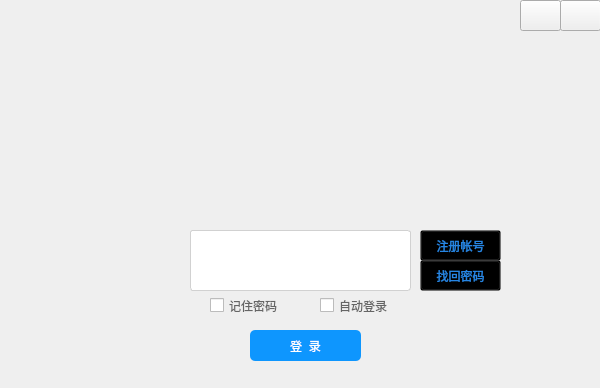
Old version of the form PatternKnowledgeEducationSystem/login.ui in the repository JosanSun/NewGenerationNetworkEducation.
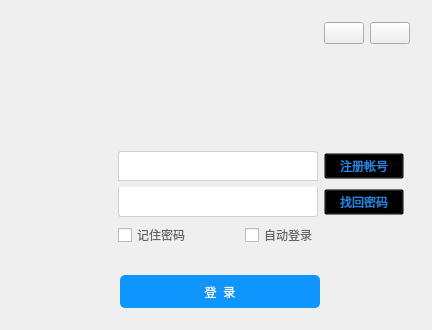
New version of the form. Icons and pictures are not drawn.

Commit message: update the login interface 02

What changed in the file:
```diff
--- a/PatternKnowledgeEducationSystem/login.ui
+++ b/PatternKnowledgeEducationSystem/login.ui
@@ -6,178 +6,262 @@
    <rect>
     <x>0</x>
     <y>0</y>
-    <width>600</width>
-    <height>388</height>
+    <width>432</width>
+    <height>330</height>
    </rect>
   </property>
-  <property name="minimumSize">
-   <size>
-    <width>600</width>
-    <height>388</height>
-   </size>
-  </property>
-  <property name="maximumSize">
-   <size>
-    <width>600</width>
-    <height>388</height>
-   </size>
-  </property>
   <property name="windowTitle">
    <string>registor</string>
   </property>
-  <widget class="QPushButton" name="closebtn">
-   <property name="geometry">
-    <rect>
-     <x>560</x>
-     <y>0</y>
-     <width>41</width>
-     <height>31</height>
-    </rect>
-   </property>
-   <property name="text">
-    <string/>
-   </property>
-  </widget>
-  <widget class="QPushButton" name="minibtn">
-   <property name="geometry">
-    <rect>
-     <x>520</x>
-     <y>0</y>
-     <width>41</width>
-     <height>31</height>
-    </rect>
-   </property>
-   <property name="text">
-    <string/>
-   </property>
-  </widget>
-  <widget class="QLabel" name="piclabel">
-   <property name="geometry">
-    <rect>
-     <x>80</x>
-     <y>230</y>
-     <width>81</width>
-     <height>91</height>
-    </rect>
-   </property>
-   <property name="text">
-    <string/>
-   </property>
-  </widget>
-  <widget class="QPushButton" name="loginbtn">
-   <property name="geometry">
-    <rect>
-     <x>250</x>
-     <y>330</y>
-     <width>111</width>
-     <height>31</height>
-    </rect>
-   </property>
-   <property name="styleSheet">
-    <string notr="true">QPushButton#loginbtn
+  <layout class="QVBoxLayout" name="verticalLayout">
+   <item>
+    <widget class="QWidget" name="widget_4" native="true">
+     <layout class="QHBoxLayout" name="horizontalLayout_3">
+      <item>
+       <spacer name="horizontalSpacer_5">
+        <property name="orientation">
+         <enum>Qt::Horizontal</enum>
+        </property>
+        <property name="sizeHint" stdset="0">
+         <size>
+          <width>317</width>
+          <height>20</height>
+         </size>
+        </property>
+       </spacer>
+      </item>
+      <item>
+       <widget class="QPushButton" name="buttonMin">
+        <property name="text">
+         <string/>
+        </property>
+       </widget>
+      </item>
+      <item>
+       <widget class="QPushButton" name="buttonClose">
+        <property name="text">
+         <string/>
+        </property>
+       </widget>
+      </item>
+     </layout>
+    </widget>
+   </item>
+   <item>
+    <spacer name="verticalSpacer">
+     <property name="orientation">
+      <enum>Qt::Vertical</enum>
+     </property>
+     <property name="sizeHint" stdset="0">
+      <size>
+       <width>13</width>
+       <height>86</height>
+      </size>
+     </property>
+    </spacer>
+   </item>
+   <item>
+    <widget class="QWidget" name="widget_3" native="true">
+     <layout class="QGridLayout" name="gridLayout">
+      <item row="0" column="0" rowspan="3">
+       <widget class="QLabel" name="piclabel">
+        <property name="sizePolicy">
+         <sizepolicy hsizetype="Fixed" vsizetype="Fixed">
+          <horstretch>0</horstretch>
+          <verstretch>0</verstretch>
+         </sizepolicy>
+        </property>
+        <property name="minimumSize">
+         <size>
+          <width>90</width>
+          <height>90</height>
+         </size>
+        </property>
+        <property name="text">
+         <string/>
+        </property>
+        <property name="pixmap">
+         <pixmap resource="educationsystem.qrc">:/images/icon.png</pixmap>
+        </property>
+        <property name="scaledContents">
+         <bool>true</bool>
+        </property>
+       </widget>
+      </item>
+      <item row="2" column="4" colspan="2">
+       <spacer name="horizontalSpacer_4">
+        <property name="orientation">
+         <enum>Qt::Horizontal</enum>
+        </property>
+        <property name="sizeHint" stdset="0">
+         <size>
+          <width>78</width>
+          <height>20</height>
+         </size>
+        </property>
+       </spacer>
+      </item>
+      <item row="2" column="3">
+       <widget class="QCheckBox" name="autoregister">
+        <property name="styleSheet">
+         <string notr="true">QCheckBox
 {
-    color:white;
-    background-color:rgb(14 , 150 , 254);
-    border-radius:5px;
+    color:rgb(101 , 101 , 101);
+}</string>
+        </property>
+        <property name="text">
+         <string>自动登录</string>
+        </property>
+       </widget>
+      </item>
+      <item row="0" column="4">
+       <widget class="QPushButton" name="buttonRegister">
+        <property name="styleSheet">
+         <string notr="true">QPushButton#buttonRegister
+{
+    color:rgb(38 , 133 , 227);
+    background-color:transparent;
 }
 
-QPushButton#loginbtn:hover
+QPushButton#buttonRegister:hover
 {
     color:white;
     background-color:rgb(44 , 137 , 255);
 }
 
-QPushButton#loginbtn:pressed
+QPushButton#buttonRegister:pressed
 {
-    color:white;
-    background-color:rgb(14 , 135 , 228);
-    padding-left:3px;
-    padding-top:3px;
-}</string>
-   </property>
-   <property name="text">
-    <string>登  录</string>
-   </property>
-  </widget>
-  <widget class="QPushButton" name="findpwdbtn">
-   <property name="geometry">
-    <rect>
-     <x>420</x>
-     <y>260</y>
-     <width>81</width>
-     <height>31</height>
-    </rect>
-   </property>
-   <property name="styleSheet">
-    <string notr="true">QPushButton#findpwdbtn
+    color:rgb(0 , 109 , 176);
+}
+</string>
+        </property>
+        <property name="text">
+         <string>注册帐号</string>
+        </property>
+       </widget>
+      </item>
+      <item row="2" column="2">
+       <spacer name="horizontalSpacer_8">
+        <property name="orientation">
+         <enum>Qt::Horizontal</enum>
+        </property>
+        <property name="sizeHint" stdset="0">
+         <size>
+          <width>40</width>
+          <height>20</height>
+         </size>
+        </property>
+       </spacer>
+      </item>
+      <item row="1" column="1" colspan="3">
+       <widget class="QLineEdit" name="passwordtext">
+        <property name="sizePolicy">
+         <sizepolicy hsizetype="Fixed" vsizetype="Fixed">
+          <horstretch>0</horstretch>
+          <verstretch>0</verstretch>
+         </sizepolicy>
+        </property>
+        <property name="minimumSize">
+         <size>
+          <width>200</width>
+          <height>30</height>
+         </size>
+        </property>
+        <property name="styleSheet">
+         <string notr="true">QLineEdit#passwordtext
 {
+    background:white;
+    padding-left:5px ;
+    padding-top:1px ;
+    border-bottom-left-radius:3px;
+    border-bottom-right-radius:3px;
+    border: 1px solid rgb(209 , 209 , 209);
+    border-top:transparent;
+}
+QLineEdit#passwordtext:hover
+{
+    padding-top:0px ;
+    border: 1px solid rgb(21 , 131 , 221);
+}
+</string>
+        </property>
+        <property name="text">
+         <string/>
+        </property>
+        <property name="frame">
+         <bool>false</bool>
+        </property>
+        <property name="echoMode">
+         <enum>QLineEdit::Normal</enum>
+        </property>
+       </widget>
+      </item>
+      <item row="1" column="4">
+       <widget class="QPushButton" name="buttonFindBackPassword">
+        <property name="styleSheet">
+         <string notr="true">QPushButton#buttonFindBackPassword
+{
     color:rgb(38 , 133 , 227);
     background-color:transparent;
 }
 
-QPushButton#findpwdbtn:hover
+QPushButton#buttonFindBackPassword:hover
 {
     color:rgb(97 , 179 , 246);
 }
 
-QPushButton#findpwdbtn:pressed
+QPushButton#buttonFindBackPassword:pressed
 {
     color:rgb(0 , 109 , 176);
 }</string>
-   </property>
-   <property name="text">
-    <string>找回密码</string>
-   </property>
-  </widget>
-  <widget class="QCheckBox" name="storepassword">
-   <property name="geometry">
-    <rect>
-     <x>210</x>
-     <y>290</y>
-     <width>81</width>
-     <height>31</height>
-    </rect>
-   </property>
-   <property name="styleSheet">
-    <string notr="true">QCheckBox
-{
-    color:rgb(101 , 101 , 101);
-}</string>
-   </property>
-   <property name="text">
-    <string>记住密码</string>
-   </property>
-  </widget>
-  <widget class="QCheckBox" name="autoregister">
-   <property name="geometry">
-    <rect>
-     <x>320</x>
-     <y>290</y>
-     <width>81</width>
-     <height>31</height>
-    </rect>
-   </property>
-   <property name="styleSheet">
-    <string notr="true">QCheckBox
-{
-    color:rgb(101 , 101 , 101);
-}</string>
-   </property>
-   <property name="text">
-    <string>自动登录</string>
-   </property>
-  </widget>
-  <widget class="QComboBox" name="usernamebox">
-   <property name="geometry">
-    <rect>
-     <x>190</x>
-     <y>230</y>
-     <width>221</width>
-     <height>31</height>
-    </rect>
-   </property>
-   <property name="styleSheet">
-    <string notr="true">QComboBox
+        </property>
+        <property name="text">
+         <string>找回密码</string>
+        </property>
+       </widget>
+      </item>
+      <item row="0" column="5">
+       <spacer name="horizontalSpacer_6">
+        <property name="orientation">
+         <enum>Qt::Horizontal</enum>
+        </property>
+        <property name="sizeHint" stdset="0">
+         <size>
+          <width>10</width>
+          <height>20</height>
+         </size>
+        </property>
+       </spacer>
+      </item>
+      <item row="1" column="5">
+       <spacer name="horizontalSpacer_7">
+        <property name="orientation">
+         <enum>Qt::Horizontal</enum>
+        </property>
+        <property name="sizeHint" stdset="0">
+         <size>
+          <width>10</width>
+          <height>20</height>
+         </size>
+        </property>
+       </spacer>
+      </item>
+      <item row="0" column="1" colspan="3">
+       <widget class="QComboBox" name="usernamebox">
+        <property name="sizePolicy">
+         <sizepolicy hsizetype="Fixed" vsizetype="Fixed">
+          <horstretch>0</horstretch>
+          <verstretch>0</verstretch>
+         </sizepolicy>
+        </property>
+        <property name="minimumSize">
+         <size>
+          <width>200</width>
+          <height>30</height>
+         </size>
+        </property>
+        <property name="styleSheet">
+         <string notr="true">QComboBox
 {
     background:white;
     padding-left:5px ;
@@ -199,79 +283,104 @@
     background:transparent;
     padding-right:5px;
 }</string>
-   </property>
-   <property name="frame">
-    <bool>false</bool>
-   </property>
-  </widget>
-  <widget class="QPushButton" name="registerbtn">
-   <property name="geometry">
-    <rect>
-     <x>420</x>
-     <y>230</y>
-     <width>81</width>
-     <height>31</height>
-    </rect>
-   </property>
-   <property name="styleSheet">
-    <string notr="true">QPushButton#registerbtn
+        </property>
+        <property name="frame">
+         <bool>false</bool>
+        </property>
+       </widget>
+      </item>
+      <item row="2" column="1">
+       <widget class="QCheckBox" name="storepassword">
+        <property name="styleSheet">
+         <string notr="true">QCheckBox
 {
-    color:rgb(38 , 133 , 227);
-    background-color:transparent;
+    color:rgb(101 , 101 , 101);
+}</string>
+        </property>
+        <property name="text">
+         <string>记住密码</string>
+        </property>
+       </widget>
+      </item>
+     </layout>
+    </widget>
+   </item>
+   <item>
+    <widget class="QWidget" name="widget_2" native="true">
+     <layout class="QHBoxLayout" name="horizontalLayout_2">
+      <item>
+       <spacer name="horizontalSpacer">
+        <property name="orientation">
+         <enum>Qt::Horizontal</enum>
+        </property>
+        <property name="sizeHint" stdset="0">
+         <size>
+          <width>88</width>
+          <height>20</height>
+         </size>
+        </property>
+       </spacer>
+      </item>
+      <item>
+       <widget class="QPushButton" name="buttonLogin">
+        <property name="sizePolicy">
+         <sizepolicy hsizetype="Fixed" vsizetype="Fixed">
+          <horstretch>0</horstretch>
+          <verstretch>0</verstretch>
+         </sizepolicy>
+        </property>
+        <property name="minimumSize">
+         <size>
+          <width>200</width>
+          <height>33</height>
+         </size>
+        </property>
+        <property name="styleSheet">
+         <string notr="true">QPushButton#buttonLogin
+{
+    color:white;
+    background-color:rgb(14 , 150 , 254);
+    border-radius:5px;
 }
 
-QPushButton#registerbtn:hover
+QPushButton#loginbtn:hover
 {
     color:rgb(97 , 179 , 246);
 }
 
-QPushButton#registerbtn:pressed
+QPushButton#buttonLogin:pressed
 {
-    color:rgb(0 , 109 , 176);
-}
-</string>
-   </property>
-   <property name="text">
-    <string>注册帐号</string>
-   </property>
-  </widget>
-  <widget class="QLineEdit" name="passwordtext">
-   <property name="geometry">
-    <rect>
-     <x>190</x>
-     <y>260</y>
-     <width>221</width>
-     <height>31</height>
-    </rect>
-   </property>
-   <property name="styleSheet">
-    <string notr="true">QLineEdit#passwordtext
-{
-    background:white;
-    padding-left:5px ;
-    padding-top:1px ;
-    border-bottom-left-radius:3px;
-    border-bottom-right-radius:3px;
-    border: 1px solid rgb(209 , 209 , 209);
-    border-top:transparent;
-}
-QLineEdit#passwordtext:hover
-{
-    padding-top:0px ;
-    border: 1px solid rgb(21 , 131 , 221);
-}
-</string>
-   </property>
-   <property name="text">
-    <string/>
-   </property>
-   <property name="frame">
-    <bool>false</bool>
-   </property>
-   <property name="echoMode">
-    <enum>QLineEdit::Normal</enum>
-   </property>
-  </widget>
+    color:white;
+    background-color:rgb(14 , 135 , 228);
+    padding-left:3px;
+    padding-top:3px;
+}</string>
+        </property>
+        <property name="text">
+         <string>登  录</string>
+        </property>
+       </widget>
+      </item>
+      <item>
+       <spacer name="horizontalSpacer_2">
+        <property name="orientation">
+         <enum>Qt::Horizontal</enum>
+        </property>
+        <property name="sizeType">
+         <enum>QSizePolicy::Fixed</enum>
+        </property>
+        <property name="sizeHint" stdset="0">
+         <size>
+          <width>90</width>
+          <height>20</height>
+         </size>
+        </property>
+       </spacer>
+      </item>
+     </layout>
+    </widget>
+   </item>
+  </layout>
  </widget>
  <layoutdefault spacing="6" margin="11"/>
  <resources/>
```
Left out of the diff: 10 changed lines with no effect on the pictures. The commit also changes 5 other files.
